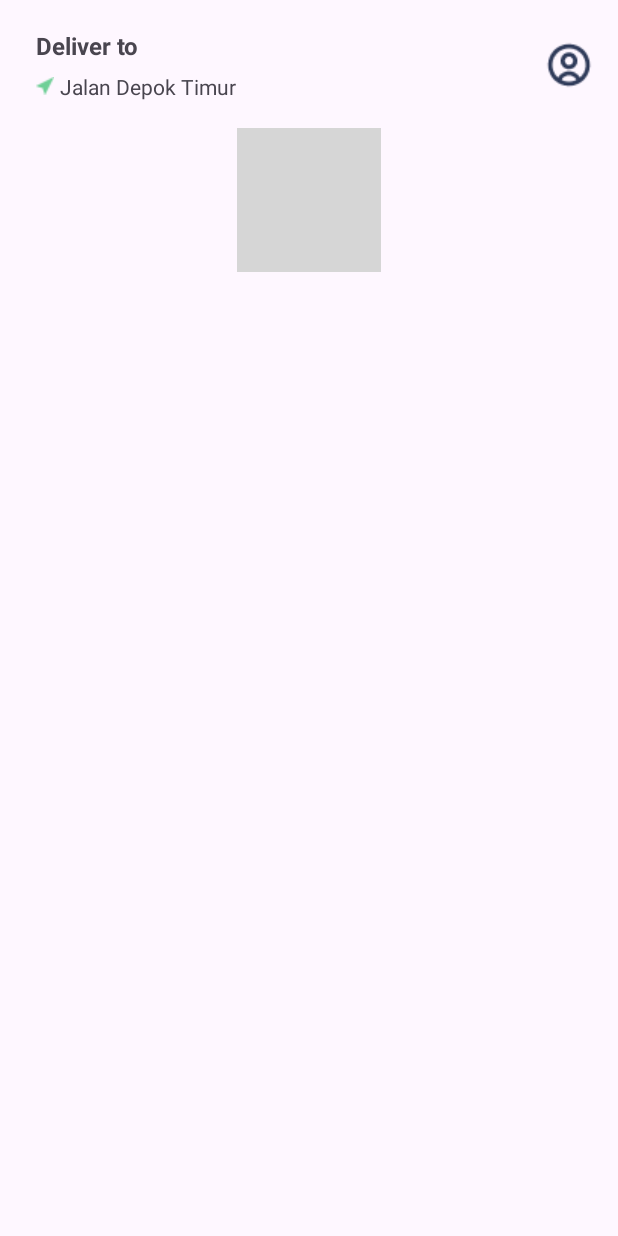
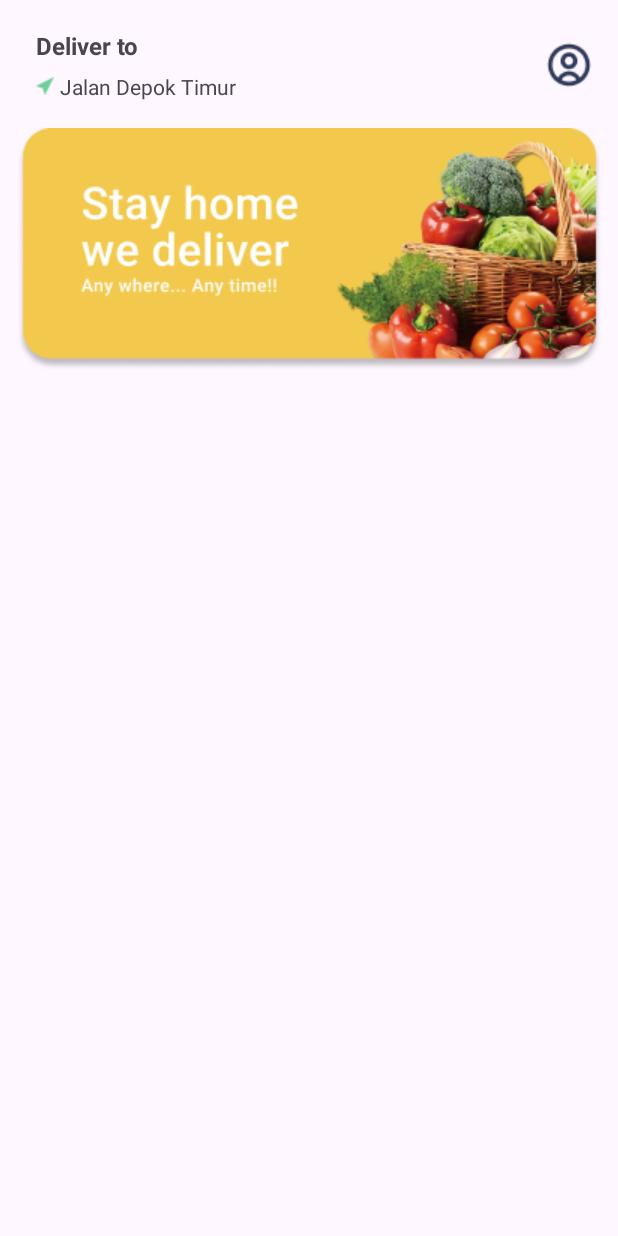
Before and after one commit to doantaa/Hackaton3_GroupB, an Android app: the screen it shows after launch (MainActivity), on a phone screen of 412 x 824 dp. Run offline under Robolectric (Android 15) with nearby library versions, the phone set to English and light mode, and no system bars; grey boxes are pictures that could not be loaded.

Commit message:
Create Main nav Graph

```diff
--- a/app/src/main/java/com/binar/hackaton3_groupb/model/Categories.kt
+++ b/app/src/main/java/com/binar/hackaton3_groupb/model/Categories.kt
@@ -1,9 +1,11 @@
 package com.binar.hackaton3_groupb.model
 
+import android.os.Parcelable
+import kotlinx.parcelize.Parcelize
 import java.util.UUID
-
+@Parcelize
 data class Categories(
     val id: String = UUID.randomUUID().toString(),
     val name: String,
     val imageUrl: String
-)
+):Parcelable
--- a/app/src/main/java/com/binar/hackaton3_groupb/model/Product.kt
+++ b/app/src/main/java/com/binar/hackaton3_groupb/model/Product.kt
@@ -1,7 +1,9 @@
 package com.binar.hackaton3_groupb.model
 
+import android.os.Parcelable
+import kotlinx.parcelize.Parcelize
 import java.util.UUID
-
+@Parcelize
 data class Product(
     val id: String = UUID.randomUUID().toString(),
     val name: String,
@@ -11,4 +13,4 @@ data class Product(
     val rating: Double,
     val description: String,
     val imageUrl: String
-)
+): Parcelable
--- a/app/src/main/res/layout/activity_main.xml
+++ b/app/src/main/res/layout/activity_main.xml
@@ -1,78 +1,11 @@
 <?xml version="1.0" encoding="utf-8"?>
-<androidx.constraintlayout.widget.ConstraintLayout xmlns:android="http://schemas.android.com/apk/res/android"
+<androidx.fragment.app.FragmentContainerView xmlns:android="http://schemas.android.com/apk/res/android"
     xmlns:app="http://schemas.android.com/apk/res-auto"
     xmlns:tools="http://schemas.android.com/tools"
+    android:id="@+id/main_nav_host_fragment"
+    android:name="androidx.navigation.fragment.NavHostFragment"
     android:layout_width="match_parent"
     android:layout_height="match_parent"
-    tools:context=".presentation.fragmenthome.FragmentHome">
-
-    <androidx.constraintlayout.widget.ConstraintLayout
-        android:id="@+id/cl_header"
-        android:layout_width="match_parent"
-        android:layout_height="wrap_content"
-        android:paddingLeft="24dp"
-        android:paddingTop="19dp"
-        app:layout_constraintEnd_toEndOf="parent"
-        app:layout_constraintStart_toStartOf="parent"
-        app:layout_constraintTop_toTopOf="parent">
-
-        <TextView
-            android:id="@+id/tv_deliver_to"
-            android:layout_width="wrap_content"
-            android:layout_height="wrap_content"
-            android:text="Deliver to"
-            android:textSize="16dp"
-            android:textStyle="bold"
-            app:layout_constraintStart_toStartOf="@id/cl_header"
-            app:layout_constraintTop_toTopOf="@id/cl_header" />
-
-
-        <ImageView
-            android:id="@+id/iv_plane_header"
-            android:layout_width="wrap_content"
-            android:layout_height="wrap_content"
-            android:layout_marginTop="10dp"
-            android:src="@drawable/ic_plane"
-            app:layout_constraintStart_toStartOf="@id/tv_deliver_to"
-            app:layout_constraintTop_toBottomOf="@id/tv_deliver_to" />
-
-        <TextView
-            android:id="@+id/tv_address"
-            android:layout_width="wrap_content"
-            android:layout_height="wrap_content"
-            android:paddingLeft="4dp"
-            android:text="Jalan Depok Timur"
-            app:layout_constraintBottom_toBottomOf="@id/iv_plane_header"
-            app:layout_constraintStart_toEndOf="@id/iv_plane_header"
-            app:layout_constraintTop_toTopOf="@id/iv_plane_header" />
-
-        <ImageView
-            android:id="@+id/iv_user_profile"
-            android:layout_width="wrap_content"
-            android:layout_height="wrap_content"
-            app:layout_constraintTop_toTopOf="@id/tv_deliver_to"
-            app:layout_constraintEnd_toEndOf="parent"
-            app:layout_constraintBottom_toBottomOf="@id/tv_address"
-            android:layout_marginEnd="16dp"
-            android:src="@drawable/ic_user_circle"
-            />
-
-
-
-
-    </androidx.constraintlayout.widget.ConstraintLayout>
-
-
-
-    <ImageView
-        android:layout_width="wrap_content"
-        android:layout_height="wrap_content"
-        android:src="@drawable/banner"
-        app:layout_constraintTop_toBottomOf="@id/cl_header"
-        app:layout_constraintStart_toStartOf="parent"
-        app:layout_constraintEnd_toEndOf="parent"
-        android:layout_marginTop="18dp"
-        />
-
-
-</androidx.constraintlayout.widget.ConstraintLayout>
+    app:defaultNavHost="true"
+    app:navGraph="@navigation/main_nav_graph"
+    tools:context=".MainActivity" />
--- a/app/src/main/res/layout/fragment_home.xml
+++ b/app/src/main/res/layout/fragment_home.xml
@@ -1,14 +1,76 @@
 <?xml version="1.0" encoding="utf-8"?>
-<FrameLayout xmlns:android="http://schemas.android.com/apk/res/android"
+<androidx.constraintlayout.widget.ConstraintLayout xmlns:android="http://schemas.android.com/apk/res/android"
+    xmlns:app="http://schemas.android.com/apk/res-auto"
     xmlns:tools="http://schemas.android.com/tools"
     android:layout_width="match_parent"
     android:layout_height="match_parent"
     tools:context=".presentation.fragmenthome.FragmentHome">
 
-    <!-- TODO: Update blank fragment layout -->
-    <TextView
+    <androidx.constraintlayout.widget.ConstraintLayout
+        android:id="@+id/cl_header"
         android:layout_width="match_parent"
-        android:layout_height="match_parent"
-        android:text="@string/hello_blank_fragment" />
+        android:layout_height="wrap_content"
+        android:paddingLeft="24dp"
+        android:paddingTop="19dp"
+        app:layout_constraintEnd_toEndOf="parent"
+        app:layout_constraintStart_toStartOf="parent"
+        app:layout_constraintTop_toTopOf="parent">
 
-</FrameLayout>
+        <TextView
+            android:id="@+id/tv_deliver_to"
+            android:layout_width="wrap_content"
+            android:layout_height="wrap_content"
+            android:text="Deliver to"
+            android:textSize="16dp"
+            android:textStyle="bold"
+            app:layout_constraintStart_toStartOf="@id/cl_header"
+            app:layout_constraintTop_toTopOf="@id/cl_header" />
+
+
+        <ImageView
+            android:id="@+id/iv_plane_header"
+            android:layout_width="wrap_content"
+            android:layout_height="wrap_content"
+            android:layout_marginTop="10dp"
+            android:src="@drawable/ic_plane"
+            app:layout_constraintStart_toStartOf="@id/tv_deliver_to"
+            app:layout_constraintTop_toBottomOf="@id/tv_deliver_to" />
+
+        <TextView
+            android:id="@+id/tv_address"
+            android:layout_width="wrap_content"
+            android:layout_height="wrap_content"
+            android:paddingLeft="4dp"
+            android:text="Jalan Depok Timur"
+            app:layout_constraintBottom_toBottomOf="@id/iv_plane_header"
+            app:layout_constraintStart_toEndOf="@id/iv_plane_header"
+            app:layout_constraintTop_toTopOf="@id/iv_plane_header" />
+
+        <ImageView
+            android:id="@+id/iv_user_profile"
+            android:layout_width="wrap_content"
+            android:layout_height="wrap_content"
+            app:layout_constraintTop_toTopOf="@id/tv_deliver_to"
+            app:layout_constraintEnd_toEndOf="parent"
+            app:layout_constraintBottom_toBottomOf="@id/tv_address"
+            android:layout_marginEnd="16dp"
+            android:src="@drawable/ic_user_circle"
+            />
+
+
+    </androidx.constraintlayout.widget.ConstraintLayout>
+
+
+
+    <ImageView
+        android:layout_width="wrap_content"
+        android:layout_height="wrap_content"
+        android:src="@drawable/image_banner"
+        app:layout_constraintTop_toBottomOf="@id/cl_header"
+        app:layout_constraintStart_toStartOf="parent"
+        app:layout_constraintEnd_toEndOf="parent"
+        android:layout_marginTop="18dp"
+        />
+
+
+</androidx.constraintlayout.widget.ConstraintLayout>
--- a/app/src/main/res/navigation/main_nav_graph.xml
+++ b/app/src/main/res/navigation/main_nav_graph.xml
@@ -1,6 +1,28 @@
 <?xml version="1.0" encoding="utf-8"?>
 <navigation xmlns:android="http://schemas.android.com/apk/res/android"
     xmlns:app="http://schemas.android.com/apk/res-auto"
-    android:id="@+id/main_nav_graph">
+    xmlns:tools="http://schemas.android.com/tools"
+    android:id="@+id/main_nav_graph"
+    app:startDestination="@id/fragmentHome">
 
+    <fragment
+        android:id="@+id/fragmentHome"
+        android:name="com.binar.hackaton3_groupb.presentation.fragmenthome.FragmentHome"
+        android:label="fragment_home"
+        tools:layout="@layout/fragment_home" >
+        <action
+            android:id="@+id/navigate_to_fragment_detail"
+            app:destination="@id/fragmentDetail" />
+    </fragment>
+    <fragment
+        android:id="@+id/fragmentDetail"
+        android:name="com.binar.hackaton3_groupb.presentation.fragmentdetail.FragmentDetail"
+        android:label="fragment_detail"
+        tools:layout="@layout/fragment_detail" >
+        <argument
+            android:name="product"
+            app:argType="com.binar.hackaton3_groupb.model.Product"
+            app:nullable="true"
+            android:defaultValue="@null" />
+    </fragment>
 </navigation>
```
Also changed, not shown: app/src/main/res/drawable/image_banner.png (added).
